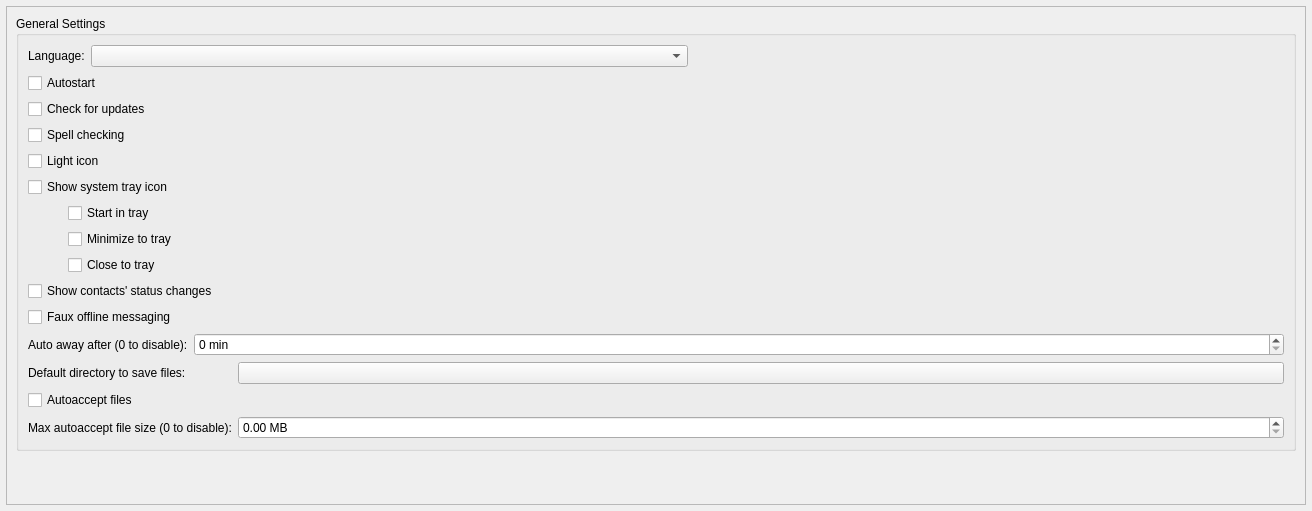
This is src/widget/form/settings/generalsettings.ui in qTox/qTox as Qt 5 draws it before an edit. The edited form follows.
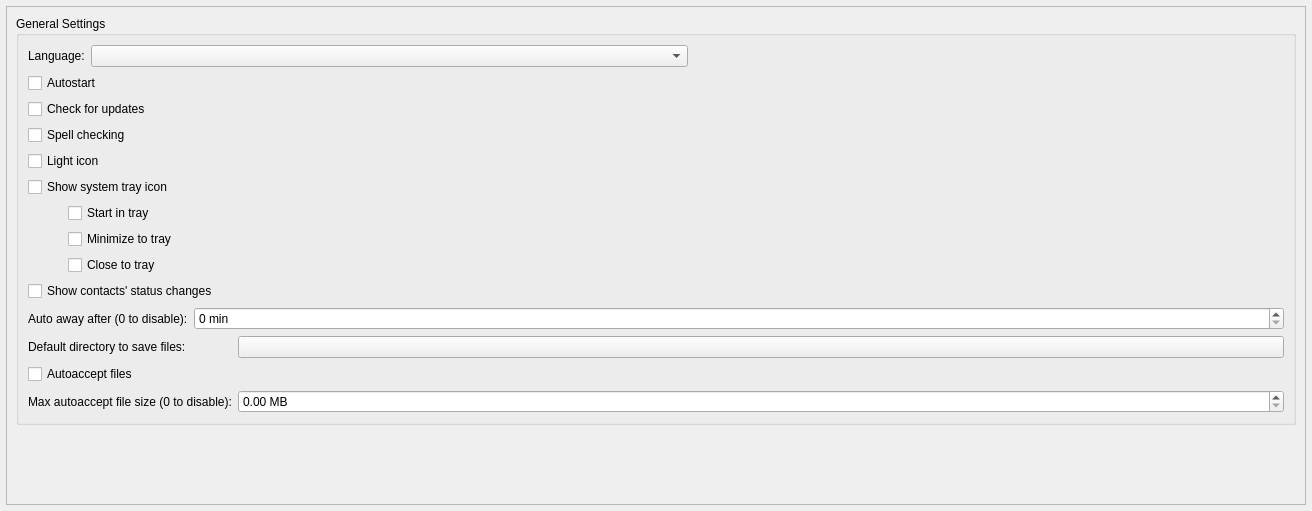
This is the edited form. Custom widgets are drawn as their Qt base class.

Commit message: feat(offlinemsg): Force offline messages to always be enabled

```diff
--- a/src/widget/form/settings/generalsettings.ui
+++ b/src/widget/form/settings/generalsettings.ui
@@ -222,13 +222,6 @@
               </property>
              </widget>
             </item>
-            <item>
-             <widget class="QCheckBox" name="cbFauxOfflineMessaging">
-              <property name="text">
-               <string>Faux offline messaging</string>
-              </property>
-             </widget>
-            </item>
            </layout>
           </item>
           <item>
```
Left out of the diff: 1 changed line with no effect on the pictures. The commit also changes 6 other files.
